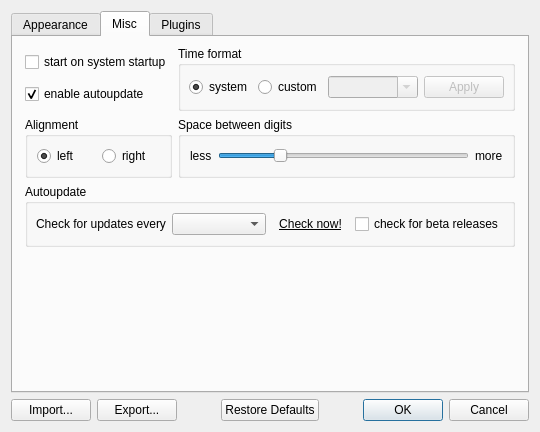
Kolcha/DigitalClock4, file digital_clock/gui/settings_dialog.ui: the form before one commit.
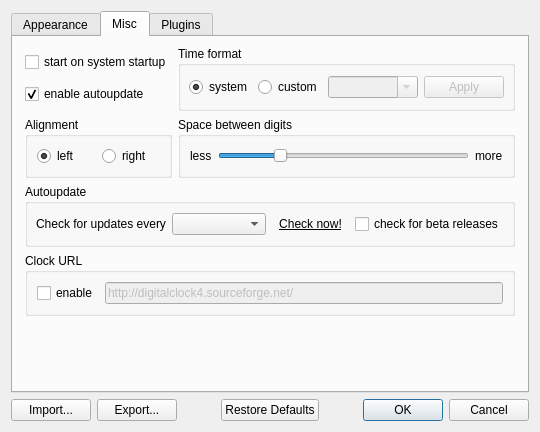
The form after the commit. The open tabs and pages were chosen to show the change. Icons and pictures are not drawn. Custom widgets are drawn as their Qt base class.

Patch:
```diff
--- a/digital_clock/gui/settings_dialog.ui
+++ b/digital_clock/gui/settings_dialog.ui
@@ -772,7 +772,36 @@
          </layout>
         </widget>
        </item>
-       <item row="3" column="1">
+       <item row="3" column="0" colspan="2">
+        <widget class="QGroupBox" name="clock_url_group">
+         <property name="toolTip">
+          <string>If enabled, given URL will be opened with default web browser when you click on clock</string>
+         </property>
+         <property name="title">
+          <string>Clock URL</string>
+         </property>
+         <layout class="QGridLayout" name="clock_url_layout">
+          <item row="0" column="0">
+           <widget class="QCheckBox" name="clock_url_enabled">
+            <property name="text">
+             <string>enable</string>
+            </property>
+           </widget>
+          </item>
+          <item row="0" column="1">
+           <widget class="QLineEdit" name="clock_url_edit">
+            <property name="enabled">
+             <bool>false</bool>
+            </property>
+            <property name="text">
+             <string notr="true">http://digitalclock4.sourceforge.net/</string>
+            </property>
+           </widget>
+          </item>
+         </layout>
+        </widget>
+       </item>
+       <item row="4" column="1">
         <spacer name="verticalSpacer">
          <property name="orientation">
           <enum>Qt::Vertical</enum>
```
Left out of the diff: 16 changed lines with no effect on the pictures.
